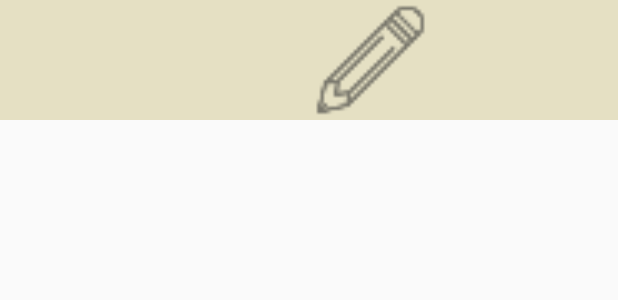
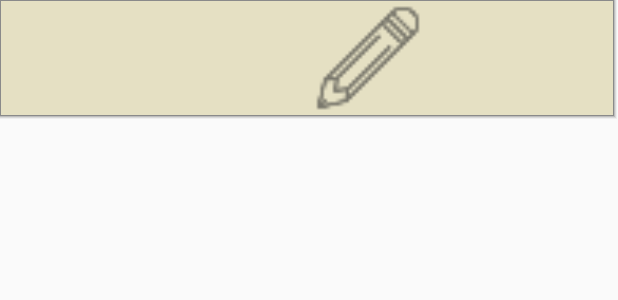
Before and after one commit to tksuns12/moapp-diary, an Android app: the layout list_item.xml on its own in the app's theme, with its tools: preview values and no code run, on a phone screen of 412 x 824 dp. Shown: the top 300 px of the screen. Run offline under Robolectric (Android 15) with nearby library versions, the phone set to English and light mode, and no system bars; Roboto replaces fonts that are not available here.

Commit message:
일 글꼴 수정, 리스트뷰 항목 그림자 생성

```diff
--- /dev/null
+++ b/app/src/main/res/drawable/list_shadow.xml
@@ -0,0 +1,46 @@
+<?xml version="1.0" encoding="utf-8"?>
+<layer-list xmlns:android="http://schemas.android.com/apk/res/android">
+
+    <!-- Adding border layers simulating drop shadow -->
+    <item>
+        <shape>
+
+            <padding android:top="0dp" android:right="1dp" android:bottom="1dp" android:left="0dp" />
+            <solid android:color="#00494949" />
+        </shape>
+    </item>
+
+    <item>
+        <shape>
+            <padding android:top="0dp" android:right="1dp" android:bottom="1dp" android:left="0dp" />
+            <solid android:color="#10494949" />
+        </shape>
+    </item>
+
+    <item>
+        <shape>
+            <padding android:top="0dp" android:right="1dp" android:bottom="1dp" android:left="0dp" />
+            <solid android:color="#20494949" />
+        </shape>
+    </item>
+
+    <item>
+        <shape>
+            <padding android:top="0dp" android:right="1dp" android:bottom="1dp" android:left="0dp" />
+            <solid android:color="#30494949" />
+        </shape>
+    </item>
+
+    <item>
+        <shape>
+            <padding android:top="1dp" android:right="1dp" android:bottom="1dp" android:left="1dp" />
+            <solid android:color="#70494949" />
+        </shape>
+    </item>
+
+    <item>
+        <shape>
+            <solid android:color="@android:color/white" />
+        </shape>
+    </item>
+</layer-list>
--- a/app/src/main/res/layout/activity_main.xml
+++ b/app/src/main/res/layout/activity_main.xml
@@ -38,13 +38,19 @@
     <FrameLayout
         android:layout_width="match_parent"
         android:layout_height="0dp"
-        android:layout_weight="3">
+        android:layout_weight="3"
+        android:background="#E5E0C3"
+        >
 
         <ListView
             android:id="@+id/diaryList"
             android:layout_width="match_parent"
             android:layout_height="match_parent"
-            android:layout_weight="3">
+            android:layout_weight="3"
+            android:layout_marginRight="10dp"
+            android:layout_marginLeft="10dp"
+            android:dividerHeight="10dp"
+            android:divider="#00000000">
 
         </ListView>
     </FrameLayout>
--- a/app/src/main/res/layout/list_item.xml
+++ b/app/src/main/res/layout/list_item.xml
@@ -2,7 +2,8 @@
 <LinearLayout xmlns:android="http://schemas.android.com/apk/res/android"
     xmlns:app="http://schemas.android.com/apk/res-auto"
     android:orientation="horizontal" android:layout_width="match_parent"
-    android:layout_height="80dp">
+    android:layout_height="80dp"
+    android:background="@drawable/list_shadow">
 
     <TextView
         android:layout_width="0dp"
```
Also changed, not shown: 1 other file.
